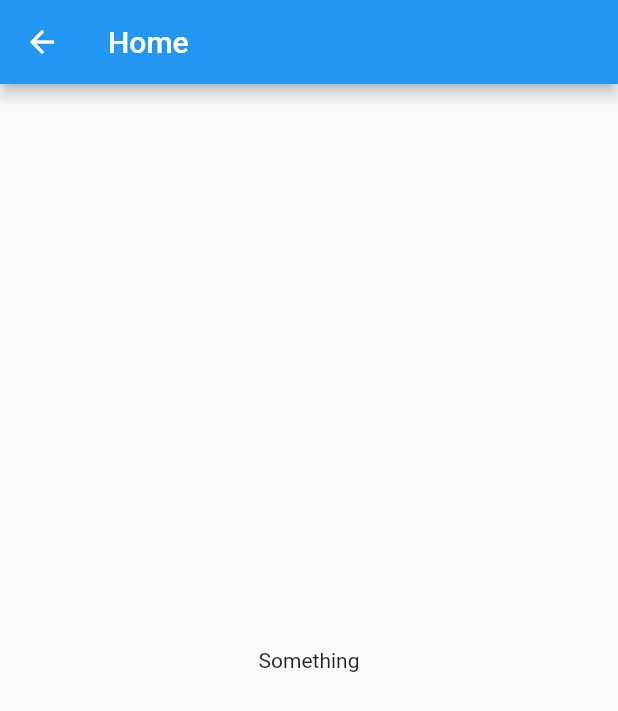
After one commit to jatinkatyal13/flutter-todo, a Flutter app: the Todo screen opened by its route, on a phone screen of 412 x 824 dp. The commit adds this screen. Shown: the top 711 px of the screen. Run offline on Flutter 3.47's test engine with Material 2 defaults, Android fonts, the phone set to English and light mode, and no system bars.

Commit message:
adding todo model

```diff
--- /dev/null
+++ b/lib/models/todo.dart
@@ -0,0 +1,7 @@
+class Todo {
+  String title;
+
+  Todo({
+    String title
+  }) : this.title = title;
+}
--- a/lib/router.dart
+++ b/lib/router.dart
@@ -1,12 +1,13 @@
 import 'package:flutter/material.dart';
 
 import 'views/home.dart';
+import 'views/todo.dart';
 
 class Router {
   static Route<dynamic> generateRoute(RouteSettings settings) {
     switch(settings.name) {
       case '/todo':
-        return MaterialPageRoute(builder: (context) => Text('todo item'));
+        return MaterialPageRoute(builder: (context) => Todo());
       default:
         return MaterialPageRoute(builder: (context) => Home());
     }
--- /dev/null
+++ b/lib/views/todo.dart
@@ -0,0 +1,17 @@
+import 'package:flutter/material.dart';
+
+class Todo extends StatelessWidget {
+  @override
+  Widget build(BuildContext context) {
+    return Scaffold(
+      appBar: AppBar(
+        title: Text('Home'),
+      ),
+      body: Center(
+        child: Text(
+          'Something'
+        ),
+      ),
+    );
+  }
+}
```
Also changed, not shown: lib/views/home.dart (+7 -3 lines), lib/widgets/todo-list-item.dart (added, +9 -0 lines), lib/widgets/todo-list.dart (+15 -7 lines).
